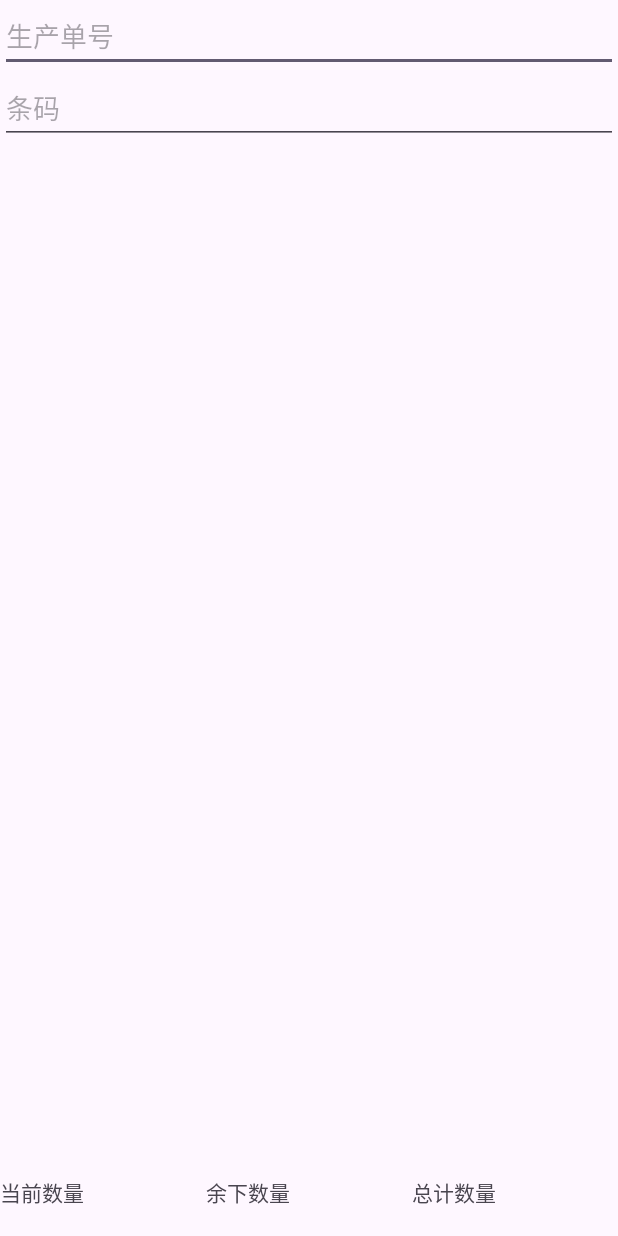
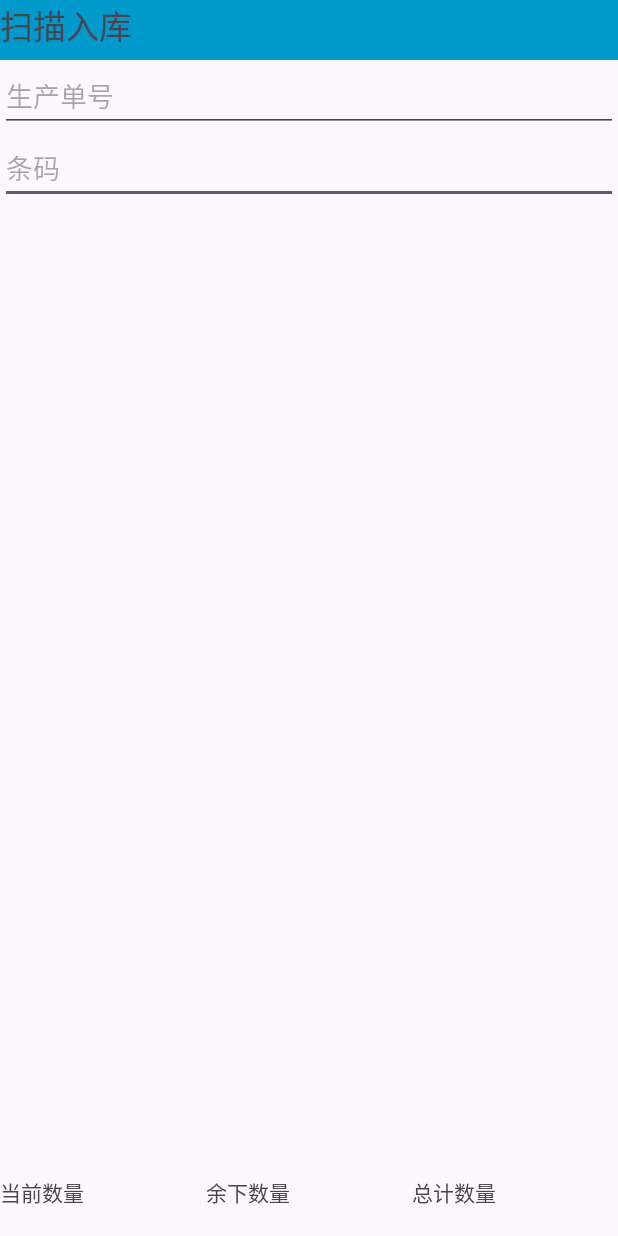
Before and after one commit to nezaking/XPbiomedPDA, an Android app: the InboundActivity screen opened directly, with no data from a screen before it, on a phone screen of 412 x 824 dp. Run offline under Robolectric (Android 15) with nearby library versions, the phone set to English and light mode, and no system bars.

Commit message:
添加新的布局

```diff
--- a/app/src/main/java/com/xpbiomed/xppda/InboundActivity.java
+++ b/app/src/main/java/com/xpbiomed/xppda/InboundActivity.java
@@ -24,5 +24,6 @@ public class InboundActivity extends AppCompatActivity {
         remainingQuantityTextView = findViewById(R.id.remainingquantitytextview);
         totalQuantityTextView = findViewById(R.id.totalquantitytextview);
         // Add your code to handle the Inbound activity
+        barcodeEditText.requestFocus();  //程序启动后，默认直接扫码
     }
 }
--- a/app/src/main/res/layout/activity_inbound.xml
+++ b/app/src/main/res/layout/activity_inbound.xml
@@ -4,11 +4,24 @@
     android:layout_width="match_parent"
     android:layout_height="match_parent"
     tools:context=".InboundActivity">
-
+<LinearLayout
+    android:id="@+id/inTop"
+    android:layout_width="match_parent"
+    android:layout_height="wrap_content"
+    android:orientation="horizontal" >
+    <TextView
+        android:text="扫描入库"
+        android:layout_width="match_parent"
+        android:layout_gravity="center_horizontal"
+        android:textSize="22sp"
+        android:background="@android:color/holo_blue_dark"
+        android:layout_height="40dp" />
+</LinearLayout>
     <EditText
         android:id="@+id/productionorderedittext"
         android:layout_width="match_parent"
         android:layout_height="wrap_content"
+        android:layout_below="@id/inTop"
         android:hint="生产单号"/>
 
     <EditText
```
